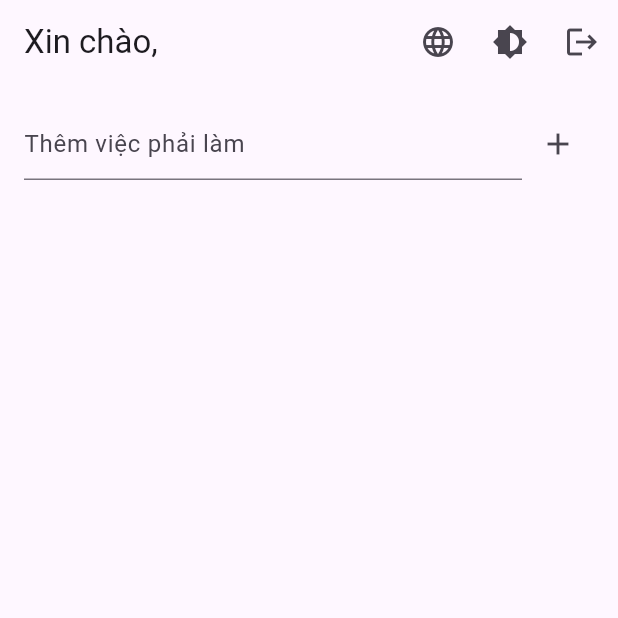
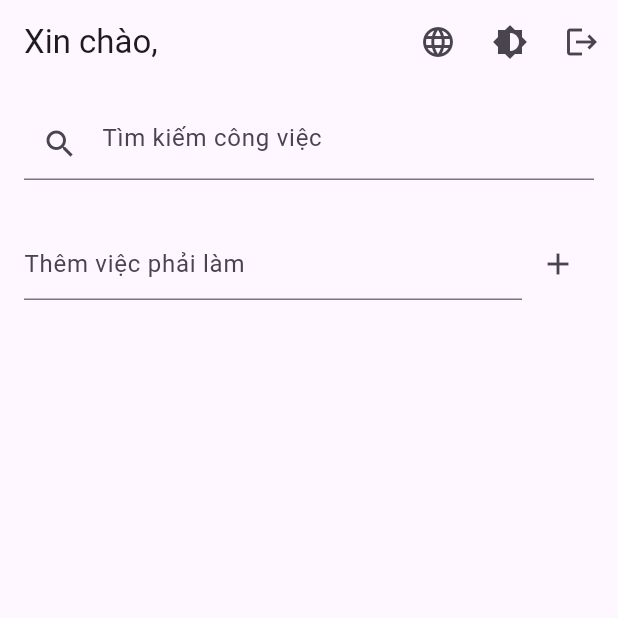
Before and after one commit to thq5601/Todo-Cubit-Demo, a Flutter app: the HomeScreen screen opened by its route, on a phone screen of 412 x 824 dp, the top half of it. Run offline on Flutter 3.47's test engine with Material 3 defaults, Android fonts, the light colour scheme and no system bars; our stand-ins replace easy_localization, equatable, flutter_bloc, go_router, rxdart.

Commit message:
Chỉnh sửa

```diff
--- a/assets/translations/en.json
+++ b/assets/translations/en.json
@@ -11,5 +11,7 @@
   "cancel": "Cancel",
   "save": "Save",
   "todo_added": "Todo added",
-  "empty_todo_msg": "Please enter a todo"
+  "empty_todo_msg": "Please enter a todo",
+  "search_todo": "Search todos"
+
 }
--- a/assets/translations/vi.json
+++ b/assets/translations/vi.json
@@ -11,5 +11,6 @@
   "cancel": "Hủy",
   "save": "Lưu",
   "todo_added": "Đã thêm việc phải làm",
-  "empty_todo_msg": "Vui lòng nhập việc phải làm"
+  "empty_todo_msg": "Vui lòng nhập việc phải làm",
+  "search_todo": "Tìm kiếm công việc"
 }
--- a/lib/cubit/theme_cubit.dart
+++ b/lib/cubit/theme_cubit.dart
@@ -6,6 +6,7 @@ class ThemeCubit extends Cubit<ThemeState> {
   ThemeCubit() : super(const ThemeState(ThemeMode.light));
 
   void toggleTheme() {
+    //emit state mới
     emit(
       ThemeState(
         state.themeMode == ThemeMode.light ? ThemeMode.dark : ThemeMode.light,
--- a/lib/cubit/theme_state.dart
+++ b/lib/cubit/theme_state.dart
@@ -2,6 +2,7 @@ import 'package:equatable/equatable.dart';
 import 'package:flutter/material.dart';
 
 class ThemeState extends Equatable {
+  //Dùng Equatable để so sánh các state
   final ThemeMode themeMode;
   const ThemeState(this.themeMode);
 
--- /dev/null
+++ b/lib/cubit/todo_search_cubit.dart
@@ -0,0 +1,25 @@
+import 'package:flutter_bloc/flutter_bloc.dart';
+import 'package:rxdart/rxdart.dart';
+
+class TodoSearchCubit extends Cubit<String> {
+  final searchSubject = BehaviorSubject<String>();
+
+  TodoSearchCubit() : super('') {
+    //Input --> Debounce --> emit
+    searchSubject.debounceTime(const Duration(microseconds: 300)).listen((
+      query,
+    ) {
+      emit(query);
+    });
+  }
+
+  void setQuery(String query) {
+    searchSubject.add(query);
+  }
+
+  @override
+  Future<void> close() {
+    searchSubject.close();
+    return super.close();
+  }
+}
--- a/lib/screen/todo_screen.dart
+++ b/lib/screen/todo_screen.dart
@@ -1,5 +1,7 @@
+
 import 'package:bloc_cubit/cubit/todo_cubit.dart';
 import 'package:bloc_cubit/cubit/todo_state.dart';
+import 'package:bloc_cubit/cubit/todo_search_cubit.dart';
 import 'package:easy_localization/easy_localization.dart';
 import 'package:flutter/material.dart';
 import 'package:flutter_bloc/flutter_bloc.dart';
@@ -13,34 +15,53 @@ class TodoScreen extends StatefulWidget {
 
 class _TodoScreenState extends State<TodoScreen> {
   final TextEditingController _controller = TextEditingController();
+  final TextEditingController _searchController = TextEditingController();
 
   @override
   void dispose() {
     _controller.dispose();
+    _searchController.dispose();
     super.dispose();
   }
 
   @override
   Widget build(BuildContext context) {
-    return Builder(
-      builder: (context) {
-        final _locale = context.locale;
-
-        return BlocBuilder<TodoCubit, TodoState>(
-          builder: (context, state) {
     return Column(
       children: [
+        // Search bar
+        Padding(
+          padding: const EdgeInsets.all(16),
+          child: Builder(
+            builder: (context) {
+              final _ = context.locale;
+              return TextField(
+                controller: _searchController,
+                onChanged: (value) {
+                  context.read<TodoSearchCubit>().setQuery(value);
+                },
+                decoration: InputDecoration(
+                  prefixIcon: const Icon(Icons.search),
+                  hintText: "search_todo".tr(),
+                ),
+              );
+            }
+          ),
+        ),
+
+        // Add todo
         Padding(
           padding: const EdgeInsets.all(16),
           child: Row(
             children: [
-                      //Enter todo
               Expanded(
-                        child: TextField(
+                child: Builder(
+                  builder: (context) {
+                    final _ = context.locale;
+                    return TextField(
                       controller: _controller,
-                          decoration: InputDecoration(
-                            hintText: "enter_todo".tr(),
-                          ),
+                      decoration: InputDecoration(hintText: "enter_todo".tr()),
+                    );
+                  }
                 ),
               ),
               IconButton(
@@ -71,11 +92,27 @@ class _TodoScreenState extends State<TodoScreen> {
             ],
           ),
         ),
+
+        // Todo list (filtered)
         Expanded(
-                  child: ListView.builder(
-                    itemCount: state.todos.length,
+          child: BlocBuilder<TodoCubit, TodoState>(
+            builder: (context, todoState) {
+              return BlocBuilder<TodoSearchCubit, String>(
+                builder: (context, query) {
+                  final filtered = query.isEmpty
+                      ? todoState.todos
+                      : todoState.todos
+                            .where(
+                              (t) => t.title.toLowerCase().contains(
+                                query.toLowerCase(),
+                              ),
+                            )
+                            .toList();
+
+                  return ListView.builder(
+                    itemCount: filtered.length,
                     itemBuilder: (context, index) {
-                      final todo = state.todos[index];
+                      final todo = filtered[index];
                       return ListTile(
                         leading: Checkbox(
                           value: todo.isComplete,
@@ -136,13 +173,13 @@ class _TodoScreenState extends State<TodoScreen> {
                         },
                       );
                     },
+                  );
+                },
+              );
+            },
           ),
         ),
       ],
     );
-          },
-        );
-      },
-    );
   }
 }
--- a/pubspec.yaml
+++ b/pubspec.yaml
@@ -35,6 +35,7 @@ dependencies:
     sdk: flutter
   flutter_bloc: ^9.1.1
   go_router: ^16.2.1
+  rxdart: ^0.28.0
   uuid: ^4.5.1
 
 dev_dependencies:
```
Also changed, not shown: pubspec.lock. Lines whose indentation alone changed are shown as unchanged.
